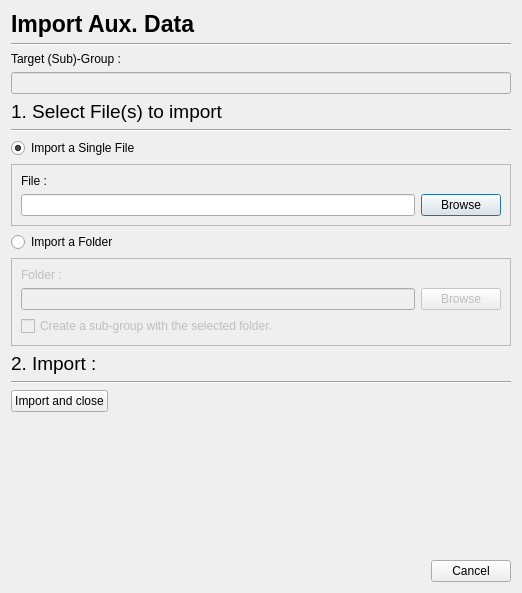
astrorama/Phosphoros, file PhzQtUI/auxdir/PhzQtUI/DialogImportAuxData.ui: the form before one commit.
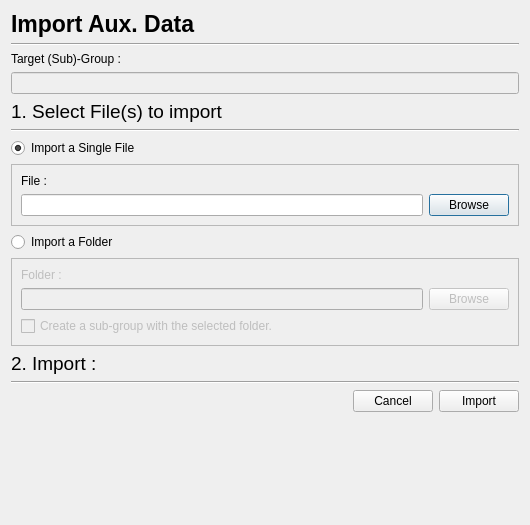
The form after the commit.

```diff
--- a/PhzQtUI/auxdir/PhzQtUI/DialogImportAuxData.ui
+++ b/PhzQtUI/auxdir/PhzQtUI/DialogImportAuxData.ui
@@ -6,8 +6,8 @@
    <rect>
     <x>0</x>
     <y>0</y>
-    <width>522</width>
-    <height>593</height>
+    <width>530</width>
+    <height>525</height>
    </rect>
   </property>
   <property name="windowTitle">
@@ -203,13 +203,6 @@
    </item>
    <item>
     <layout class="QHBoxLayout" name="horizontalLayout_4">
-     <item>
-      <widget class="QPushButton" name="btn_import">
-       <property name="text">
-        <string>Import and close</string>
-       </property>
-      </widget>
-     </item>
      <item>
       <spacer name="horizontalSpacer_2">
        <property name="orientation">
@@ -223,6 +216,20 @@
        </property>
       </spacer>
      </item>
+     <item>
+      <widget class="QPushButton" name="btn_cancel">
+       <property name="text">
+        <string>Cancel</string>
+       </property>
+      </widget>
+     </item>
+     <item>
+      <widget class="QPushButton" name="btn_import">
+       <property name="text">
+        <string>Import</string>
+       </property>
+      </widget>
+     </item>
     </layout>
    </item>
    <item>
@@ -238,16 +245,6 @@
      </property>
     </spacer>
    </item>
-   <item>
-    <widget class="QDialogButtonBox" name="buttonBox">
-     <property name="orientation">
-      <enum>Qt::Horizontal</enum>
-     </property>
-     <property name="standardButtons">
-      <set>QDialogButtonBox::Cancel</set>
-     </property>
-    </widget>
-   </item>
   </layout>
  </widget>
  <resources/>
```
Left out of the diff: 8 changed lines with no effect on the pictures.
